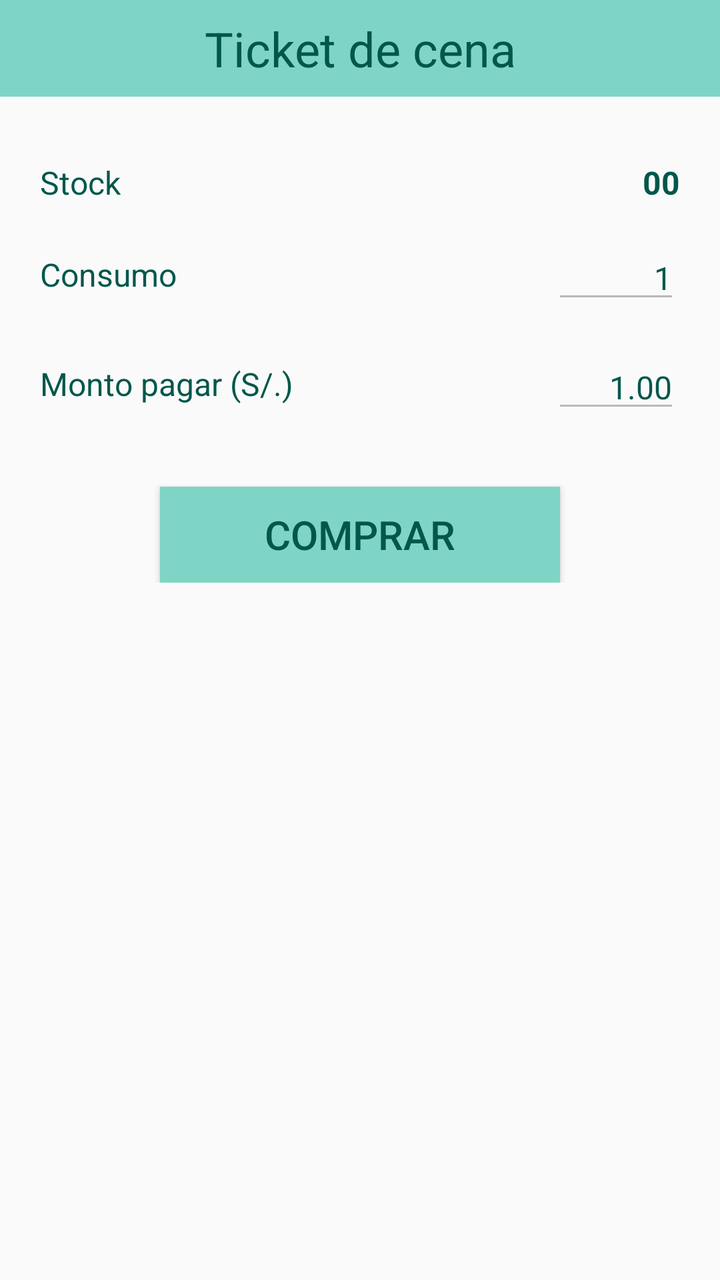
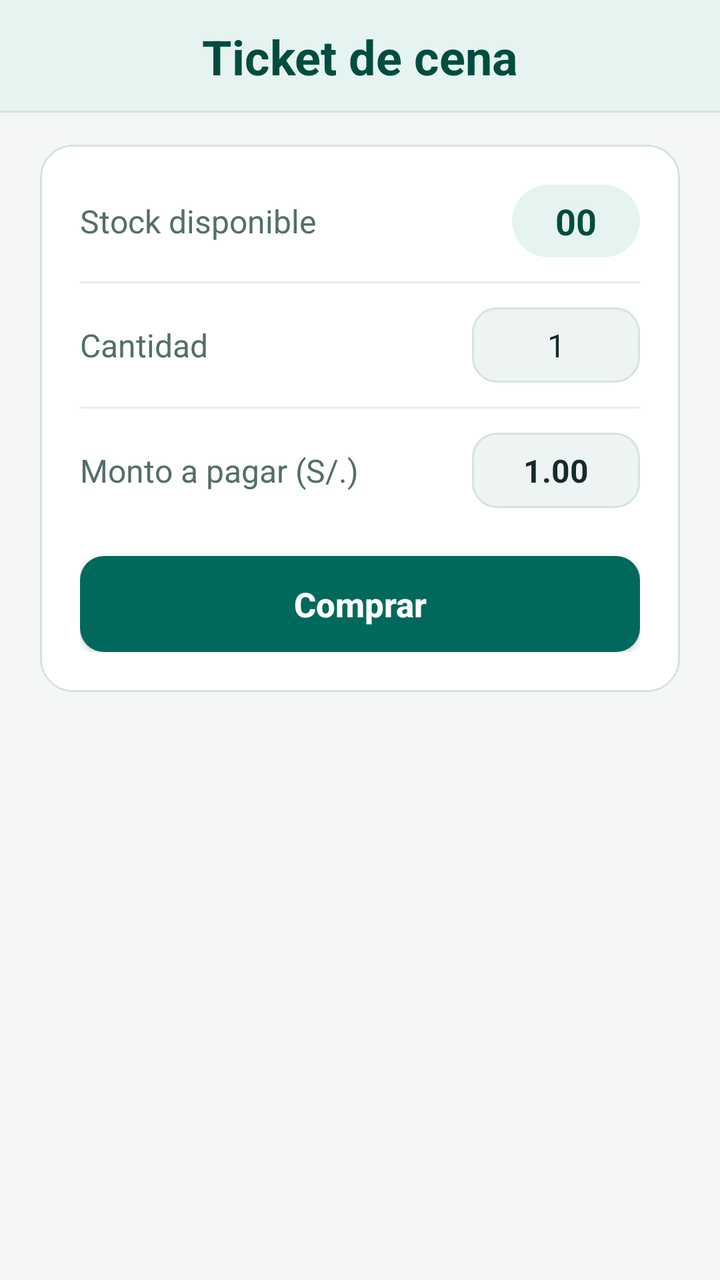

Compare the two renders of this Android layout. The source of the first and the diff that turns it into the second are given below.
<!-- AndroidManifest.xml: application theme AppTheme -->
<!-- res/layout/fragment_fragmento_alumno_comprar_cena.xml -->
<?xml version="1.0" encoding="utf-8"?>
<LinearLayout xmlns:android="http://schemas.android.com/apk/res/android"
    xmlns:app="http://schemas.android.com/apk/res-auto"
    xmlns:tools="http://schemas.android.com/tools"
    android:layout_width="match_parent"
    android:layout_height="match_parent"
    android:orientation="vertical"
    tools:context=".fragmento_alumno.fragmento_alumno_comprar_cena">

    <TextView
        android:id="@+id/textView17"
        android:layout_width="match_parent"
        android:layout_height="wrap_content"
        android:background="#7FD5C5"
        android:gravity="center_horizontal"
        android:paddingVertical="8dp"
        android:text="Ticket de cena"
        android:textColor="@color/colorPrimaryDark"
        android:textSize="@dimen/header_text_size" />

    <ScrollView
        android:layout_width="match_parent"
        android:layout_height="0dp"
        android:layout_weight="1"
        android:fillViewport="true">

        <androidx.constraintlayout.widget.ConstraintLayout
            android:layout_width="match_parent"
            android:layout_height="wrap_content"
            android:paddingStart="@dimen/screen_padding_horizontal"
            android:paddingTop="@dimen/screen_padding_vertical"
            android:paddingEnd="@dimen/screen_padding_horizontal"
            android:paddingBottom="@dimen/screen_padding_vertical">

            <LinearLayout
                android:layout_width="0dp"
                android:layout_height="wrap_content"
                android:orientation="vertical"
                app:layout_constraintEnd_toEndOf="parent"
                app:layout_constraintStart_toStartOf="parent"
                app:layout_constraintTop_toTopOf="parent"
                app:layout_constraintWidth_max="@dimen/content_max_width">

                <LinearLayout
                    android:layout_width="match_parent"
                    android:layout_height="wrap_content"
                    android:layout_marginTop="16dp"
                    android:gravity="center_vertical"
                    android:orientation="horizontal">

                    <TextView
                        android:id="@+id/textView18"
                        android:layout_width="0dp"
                        android:layout_height="wrap_content"
                        android:layout_weight="1"
                        android:text="Stock"
                        android:textColor="@color/colorPrimaryDark"
                        android:textSize="@dimen/body_text_size" />

                    <TextView
                        android:id="@+id/stock_ticket_cena"
                        android:layout_width="wrap_content"
                        android:layout_height="wrap_content"
                        android:gravity="end"
                        android:minWidth="64dp"
                        android:text="00"
                        android:textColor="@color/colorPrimaryDark"
                        android:textSize="@dimen/body_text_size"
                        android:textStyle="bold" />

                </LinearLayout>

                <LinearLayout
                    android:layout_width="match_parent"
                    android:layout_height="wrap_content"
                    android:layout_marginTop="@dimen/form_section_spacing"
                    android:gravity="center_vertical"
                    android:orientation="horizontal">

                    <TextView
                        android:id="@+id/textView19"
                        android:layout_width="0dp"
                        android:layout_height="wrap_content"
                        android:layout_weight="1"
                        android:text="Consumo"
                        android:textColor="@color/colorPrimaryDark"
                        android:textSize="@dimen/body_text_size" />

                    <EditText
                        android:id="@+id/editText1"
                        android:layout_width="wrap_content"
                        android:layout_height="wrap_content"
                        android:enabled="false"
                        android:gravity="end"
                        android:inputType="none"
                        android:minWidth="64dp"
                        android:text="1"
                        android:textColor="@color/colorPrimaryDark"
                        android:textSize="@dimen/body_text_size" />

                </LinearLayout>

                <LinearLayout
                    android:layout_width="match_parent"
                    android:layout_height="wrap_content"
                    android:layout_marginTop="@dimen/form_section_spacing"
                    android:gravity="center_vertical"
                    android:orientation="horizontal">

                    <TextView
                        android:id="@+id/textView20"
                        android:layout_width="0dp"
                        android:layout_height="wrap_content"
                        android:layout_weight="1"
                        android:text="Monto pagar (S/.)"
                        android:textColor="@color/colorPrimaryDark"
                        android:textSize="@dimen/body_text_size" />

                    <EditText
                        android:id="@+id/editText2"
                        android:layout_width="wrap_content"
                        android:layout_height="wrap_content"
                        android:enabled="false"
                        android:gravity="end"
                        android:inputType="none"
                        android:minWidth="64dp"
                        android:text="1.00"
                        android:textColor="@color/colorPrimaryDark"
                        android:textSize="@dimen/body_text_size" />

                </LinearLayout>

                <Button
                    android:id="@+id/btn_comprar_cena"
                    android:layout_width="@dimen/button_width"
                    android:layout_height="wrap_content"
                    android:layout_gravity="center_horizontal"
                    android:layout_marginTop="32dp"
                    android:background="#7FD5C5"
                    android:text="Comprar"
                    android:textColor="@color/colorPrimaryDark"
                    android:textSize="20sp" />

            </LinearLayout>

        </androidx.constraintlayout.widget.ConstraintLayout>

    </ScrollView>

</LinearLayout>
<!-- resources referenced by this layout -->
<resources>
  <color name="colorPrimaryDark">#00574B</color>
  <dimen name="button_width">200dp</dimen>
  <dimen name="form_section_spacing">16dp</dimen>
  <style name="AppTheme" parent="Theme.AppCompat.Light.DarkActionBar">
          
          <item name="colorPrimary">@color/colorPrimary</item>
          <item name="colorPrimaryDark">@color/colorPrimaryDark</item>
          <item name="colorAccent">@color/colorAccent</item>
      </style>
  <color name="colorPrimary">#8BD8D0</color>
  <color name="colorAccent">#D81B60</color>
  <!-- unchanged entries left out for length: 5 -->
</resources>

<!-- the commit's change to res/layout/fragment_fragmento_alumno_comprar_cena.xml (unified diff, before → after) -->
@@ -4,19 +4,14 @@
     xmlns:tools="http://schemas.android.com/tools"
     android:layout_width="match_parent"
     android:layout_height="match_parent"
+    android:background="@color/bgScreen"
     android:orientation="vertical"
     tools:context=".fragmento_alumno.fragmento_alumno_comprar_cena">
 
     <TextView
         android:id="@+id/textView17"
-        android:layout_width="match_parent"
-        android:layout_height="wrap_content"
-        android:background="#7FD5C5"
-        android:gravity="center_horizontal"
-        android:paddingVertical="8dp"
-        android:text="Ticket de cena"
-        android:textColor="@color/colorPrimaryDark"
-        android:textSize="@dimen/header_text_size" />
+        style="@style/ComedorSectionHeader"
+        android:text="Ticket de cena" />
 
     <ScrollView
         android:layout_width="match_parent"
@@ -33,6 +28,7 @@
             android:paddingBottom="@dimen/screen_padding_vertical">
 
             <LinearLayout
+                style="@style/ComedorCard"
                 android:layout_width="0dp"
                 android:layout_height="wrap_content"
                 android:orientation="vertical"
@@ -44,7 +40,6 @@
                 <LinearLayout
                     android:layout_width="match_parent"
                     android:layout_height="wrap_content"
-                    android:layout_marginTop="16dp"
                     android:gravity="center_vertical"
                     android:orientation="horizontal">
 
@@ -53,27 +48,31 @@
                         android:layout_width="0dp"
                         android:layout_height="wrap_content"
                         android:layout_weight="1"
-                        android:text="Stock"
-                        android:textColor="@color/colorPrimaryDark"
+                        android:text="Stock disponible"
+                        android:textColor="@color/textSecondary"
                         android:textSize="@dimen/body_text_size" />
 
                     <TextView
                         android:id="@+id/stock_ticket_cena"
                         android:layout_width="wrap_content"
                         android:layout_height="wrap_content"
-                        android:gravity="end"
+                        android:background="@drawable/bg_badge_soft"
+                        android:gravity="center"
                         android:minWidth="64dp"
+                        android:paddingHorizontal="14dp"
+                        android:paddingVertical="6dp"
                         android:text="00"
                         android:textColor="@color/colorPrimaryDark"
-                        android:textSize="@dimen/body_text_size"
+                        android:textSize="18sp"
                         android:textStyle="bold" />
 
                 </LinearLayout>
 
+                <View style="@style/ComedorDivider" />
+
                 <LinearLayout
                     android:layout_width="match_parent"
                     android:layout_height="wrap_content"
-                    android:layout_marginTop="@dimen/form_section_spacing"
                     android:gravity="center_vertical"
                     android:orientation="horizontal">
 
@@ -82,28 +81,28 @@
                         android:layout_width="0dp"
                         android:layout_height="wrap_content"
                         android:layout_weight="1"
-                        android:text="Consumo"
-                        android:textColor="@color/colorPrimaryDark"
+                        android:text="Cantidad"
+                        android:textColor="@color/textSecondary"
                         android:textSize="@dimen/body_text_size" />
 
                     <EditText
                         android:id="@+id/editText1"
-                        android:layout_width="wrap_content"
+                        style="@style/ComedorInput"
+                        android:layout_width="84dp"
                         android:layout_height="wrap_content"
                         android:enabled="false"
-                        android:gravity="end"
+                        android:gravity="center"
                         android:inputType="none"
-                        android:minWidth="64dp"
-                        android:text="1"
-                        android:textColor="@color/colorPrimaryDark"
-                        android:textSize="@dimen/body_text_size" />
+                        android:paddingVertical="8dp"
+                        android:text="1" />
 
                 </LinearLayout>
+
+                <View style="@style/ComedorDivider" />
 
                 <LinearLayout
                     android:layout_width="match_parent"
                     android:layout_height="wrap_content"
-                    android:layout_marginTop="@dimen/form_section_spacing"
                     android:gravity="center_vertical"
                     android:orientation="horizontal">
 
@@ -112,34 +111,31 @@
                         android:layout_width="0dp"
                         android:layout_height="wrap_content"
                         android:layout_weight="1"
-                        android:text="Monto pagar (S/.)"
-                        android:textColor="@color/colorPrimaryDark"
+                        android:text="Monto a pagar (S/.)"
+                        android:textColor="@color/textSecondary"
                         android:textSize="@dimen/body_text_size" />
 
                     <EditText
                         android:id="@+id/editText2"
-                        android:layout_width="wrap_content"
+                        style="@style/ComedorInput"
+                        android:layout_width="84dp"
                         android:layout_height="wrap_content"
                         android:enabled="false"
-                        android:gravity="end"
+                        android:gravity="center"
                         android:inputType="none"
-                        android:minWidth="64dp"
+                        android:paddingVertical="8dp"
                         android:text="1.00"
-                        android:textColor="@color/colorPrimaryDark"
-                        android:textSize="@dimen/body_text_size" />
+                        android:textStyle="bold" />
 
                 </LinearLayout>
 
                 <Button
                     android:id="@+id/btn_comprar_cena"
-                    android:layout_width="@dimen/button_width"
+                    style="@style/ComedorButtonPrimary"
+                    android:layout_width="match_parent"
                     android:layout_height="wrap_content"
-                    android:layout_gravity="center_horizontal"
-                    android:layout_marginTop="32dp"
-                    android:background="#7FD5C5"
-                    android:text="Comprar"
-                    android:textColor="@color/colorPrimaryDark"
-                    android:textSize="20sp" />
+                    android:layout_marginTop="24dp"
+                    android:text="Comprar" />
 
             </LinearLayout>
 
<!-- resource entries referenced after the edit -->
@@ -1,16 +1,153 @@
 <!-- resources referenced by this layout -->
 <resources>
-  <color name="colorPrimaryDark">#00574B</color>
-  <dimen name="button_width">200dp</dimen>
-  <dimen name="form_section_spacing">16dp</dimen>
+  <color name="bgScreen">#F4F7F6</color>
+  <color name="colorPrimaryDark">#004D40</color>
+  <color name="textSecondary">#546E6A</color>
+  <!-- drawable bg_badge_soft (drawable) -->
+  <?xml version="1.0" encoding="utf-8"?>
+  <shape xmlns:android="http://schemas.android.com/apk/res/android"
+      android:shape="rectangle">
+      <solid android:color="@color/bgSurfaceSoft" />
+      <corners android:radius="20dp" />
+  </shape>
+  <style name="ComedorButtonPrimary">
+          <item name="android:background">@drawable/bg_btn_primary</item>
+          <item name="android:minHeight">48dp</item>
+          <item name="android:paddingStart">20dp</item>
+          <item name="android:paddingEnd">20dp</item>
+          <item name="android:paddingTop">10dp</item>
+          <item name="android:paddingBottom">10dp</item>
+          <item name="android:textAllCaps">false</item>
+          <item name="android:textColor">@color/textOnPrimary</item>
+          <item name="android:textSize">17sp</item>
+          <item name="android:textStyle">bold</item>
+      </style>
+  <style name="ComedorCard">
+          <item name="android:background">@drawable/bg_card</item>
+          <item name="android:padding">20dp</item>
+      </style>
+  <style name="ComedorDivider">
+          <item name="android:layout_width">match_parent</item>
+          <item name="android:layout_height">1dp</item>
+          <item name="android:layout_marginTop">12dp</item>
+          <item name="android:layout_marginBottom">12dp</item>
+          <item name="android:background">@color/dividerSoft</item>
+      </style>
+  <style name="ComedorInput">
+          <item name="android:background">@drawable/bg_input</item>
+          <item name="android:paddingStart">14dp</item>
+          <item name="android:paddingEnd">14dp</item>
+          <item name="android:paddingTop">12dp</item>
+          <item name="android:paddingBottom">12dp</item>
+          <item name="android:textColor">@color/textPrimary</item>
+          <item name="android:textColorHint">@color/textSecondary</item>
+          <item name="android:textSize">@dimen/body_text_size</item>
+      </style>
+  <style name="ComedorSectionHeader">
+          <item name="android:layout_width">match_parent</item>
+          <item name="android:layout_height">wrap_content</item>
+          <item name="android:background">@drawable/bg_header_banner</item>
+          <item name="android:gravity">center_horizontal</item>
+          <item name="android:paddingTop">12dp</item>
+          <item name="android:paddingBottom">12dp</item>
+          <item name="android:paddingStart">16dp</item>
+          <item name="android:paddingEnd">16dp</item>
+          <item name="android:textColor">@color/colorPrimaryDark</item>
+          <item name="android:textSize">@dimen/header_text_size</item>
+          <item name="android:textStyle">bold</item>
+      </style>
   <style name="AppTheme" parent="Theme.AppCompat.Light.DarkActionBar">
-          
           <item name="colorPrimary">@color/colorPrimary</item>
           <item name="colorPrimaryDark">@color/colorPrimaryDark</item>
           <item name="colorAccent">@color/colorAccent</item>
+          <item name="android:windowBackground">@color/bgScreen</item>
+          <item name="android:textColorPrimary">@color/textPrimary</item>
+          <item name="android:textColorSecondary">@color/textSecondary</item>
       </style>
-  <color name="colorPrimary">#8BD8D0</color>
-  <color name="colorAccent">#D81B60</color>
+  <color name="bgSurfaceSoft">#E6F4F1</color>
+  <!-- drawable bg_btn_primary (drawable) -->
+  <?xml version="1.0" encoding="utf-8"?>
+  <selector xmlns:android="http://schemas.android.com/apk/res/android">
+      <item android:state_enabled="false">
+          <shape android:shape="rectangle">
+              <solid android:color="@color/btnPrimaryDisabled" />
+              <corners android:radius="12dp" />
+          </shape>
+      </item>
+      <item android:state_pressed="true">
+          <shape android:shape="rectangle">
+              <solid android:color="@color/btnPrimaryPressed" />
+              <corners android:radius="12dp" />
+          </shape>
+      </item>
+      <item>
+          <shape android:shape="rectangle">
+              <solid android:color="@color/colorPrimary" />
+              <corners android:radius="12dp" />
+          </shape>
+      </item>
+  </selector>
+  <color name="textOnPrimary">#FFFFFF</color>
+  <!-- drawable bg_card (drawable) -->
+  <?xml version="1.0" encoding="utf-8"?>
+  <shape xmlns:android="http://schemas.android.com/apk/res/android"
+      android:shape="rectangle">
+      <solid android:color="@color/bgCard" />
+      <corners android:radius="16dp" />
+      <stroke
+          android:width="1dp"
+          android:color="@color/borderCard" />
+  </shape>
+  <color name="dividerSoft">#E6EFED</color>
+  <!-- drawable bg_input (drawable) -->
+  <?xml version="1.0" encoding="utf-8"?>
+  <selector xmlns:android="http://schemas.android.com/apk/res/android">
+      <item android:state_enabled="false">
+          <shape android:shape="rectangle">
+              <solid android:color="@color/bgInputDisabled" />
+              <corners android:radius="12dp" />
+              <stroke android:width="1dp" android:color="@color/borderCard" />
+          </shape>
+      </item>
+      <item android:state_focused="true">
+          <shape android:shape="rectangle">
+              <solid android:color="@color/bgCard" />
+              <corners android:radius="12dp" />
+              <stroke android:width="2dp" android:color="@color/colorAccent" />
+          </shape>
+      </item>
+      <item>
+          <shape android:shape="rectangle">
+              <solid android:color="@color/bgInput" />
+              <corners android:radius="12dp" />
+              <stroke android:width="1dp" android:color="@color/borderInput" />
+          </shape>
+      </item>
+  </selector>
+  <color name="textPrimary">#162B28</color>
+  <!-- drawable bg_header_banner (drawable) -->
+  <?xml version="1.0" encoding="utf-8"?>
+  <layer-list xmlns:android="http://schemas.android.com/apk/res/android">
+      <item>
+          <shape android:shape="rectangle">
+              <solid android:color="@color/borderCard" />
+          </shape>
+      </item>
+      <item android:bottom="1dp">
+          <shape android:shape="rectangle">
+              <solid android:color="@color/bgSurfaceSoft" />
+          </shape>
+      </item>
+  </layer-list>
+  <color name="colorPrimary">#00695C</color>
+  <color name="colorAccent">#00897B</color>
+  <color name="btnPrimaryDisabled">#B0C4C1</color>
+  <color name="btnPrimaryPressed">#004D40</color>
+  <color name="bgCard">#FFFFFF</color>
+  <color name="borderCard">#D5E3E0</color>
+  <color name="bgInputDisabled">#EEF4F3</color>
+  <color name="bgInput">#F8FBFB</color>
+  <color name="borderInput">#B8CECA</color>
   <!-- unchanged entries left out for length: 5 -->
 </resources>
 
